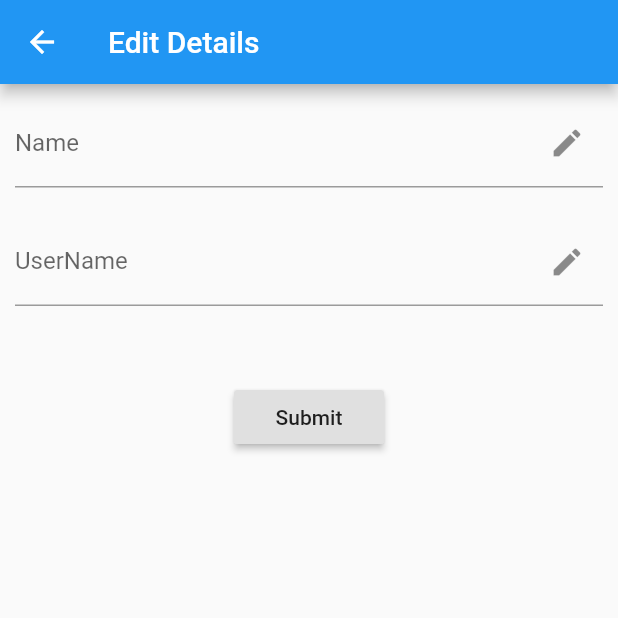
After one commit to AdiKK17/food_app, a Flutter app: the ProfilePage screen opened directly, after a tap on the "edit" icon, on a phone screen of 412 x 824 dp, the top half of it. The commit adds this screen. Run offline on Flutter 3.47's test engine with Material 2 defaults, Android fonts, the phone set to English and light mode, and no system bars; our stand-ins replace fluttertoast, shared_preferences, sqflite; missing offline and left inert: flutter_webview_plugin; accounts and stored records are empty.

Commit message:
now the user can see other users email and name but not interacte with them yet

```diff
--- /dev/null
+++ b/lib/models/shopping_list_item.dart
@@ -0,0 +1,7 @@
+import 'package:flutter/material.dart';
+
+class ShoppingListItem{
+  final String id;
+  final String description;
+  ShoppingListItem({@required this.id,@required this.description});
+}
--- /dev/null
+++ b/lib/models/user_data.dart
@@ -0,0 +1,10 @@
+import 'package:flutter/material.dart';
+
+class UserDetails{
+  final String name;
+  final String username;
+  final String email;
+
+  UserDetails({@required this.name,@required this.username,@required this.email});
+
+}
--- a/lib/pages/auth_page.dart
+++ b/lib/pages/auth_page.dart
@@ -24,6 +24,8 @@
     final Map<String, dynamic> _formData = {
       "email": null,
       "password": null,
+      "username":null,
+      "name":null,
     };
 
     DecorationImage _buildBackGroundImage() {
@@ -79,6 +81,37 @@
       );
     }
 
+
+    Widget _buildNameTextField() {
+      return TextFormField(
+        decoration: InputDecoration(
+            labelText: 'Name', filled: true, fillColor: Colors.white),
+        validator: (String value) {
+          if (value.isEmpty) {
+            return 'Enter a Name please';
+          }
+        },
+        onSaved: (String value){
+          _formData["name"] = value;
+        },
+      );
+    }
+
+    Widget _buildUserNameTextField() {
+      return TextFormField(
+        decoration: InputDecoration(
+            labelText: 'UserName', filled: true, fillColor: Colors.white),
+        validator: (String value) {
+          if (value.isEmpty) {
+            return 'Enter a UserName please';
+          }
+        },
+        onSaved: (String value) {_formData["username"] = value;},
+      );
+    }
+
+
+
     Widget _buildSubmitButton() {
       return RaisedButton(
           color: Colors.black87,
@@ -124,7 +157,7 @@
               .login(_formData["email"], _formData["password"]);
         } else {
           await Provider.of<Auth>(context, listen: false)
-              .signUp(_formData["email"], _formData["password"]);
+              .signUp(_formData["name"],_formData["username"],_formData["email"], _formData["password"],);
         }
 
   //      Navigator.of(context).pushReplacement(
@@ -189,6 +222,24 @@
                   SizedBox(
                     height: 70,
                   ),
+                  _authMode == AuthMode.SignUp
+                      ? Container(
+                    child: _buildNameTextField(),
+                    width: deviceWidth * 0.85,
+                  )
+                      : Container(),
+                  SizedBox(
+                    height: 15,
+                  ),
+                  _authMode == AuthMode.SignUp
+                      ? Container(
+                    child: _buildUserNameTextField(),
+                    width: deviceWidth * 0.85,
+                  )
+                      : Container(),
+                  SizedBox(
+                    height: 15,
+                  ),
                   Container(
                     child: _buildEmailTextField(),
                     width: deviceWidth * 0.85,
--- /dev/null
+++ b/lib/pages/user_interaction/edit_user_details.dart
@@ -0,0 +1,107 @@
+import 'package:flutter/material.dart';
+
+class EditUserDetailsPage extends StatefulWidget {
+
+  @override
+  State<StatefulWidget> createState() {
+    // TODO: implement createState
+    return _EditUserDetailsPage();
+  }
+
+}
+
+class _EditUserDetailsPage extends State<EditUserDetailsPage>{
+  final GlobalKey<FormState> _formKey = GlobalKey<FormState>();
+
+  String _name;
+  String _username;
+
+  Widget _buildNameTextField() {
+    return TextFormField(
+      decoration: InputDecoration(
+        labelText: "Name",
+        suffixIcon: Icon(
+          Icons.edit,
+        ),
+      ),
+      onSaved: (String value) {
+        _name = value;
+      },
+    );
+  }
+
+  Widget _buildUserNameTextField() {
+    return TextFormField(
+//      initialValue: "hoax",
+      decoration: InputDecoration(
+        labelText: "UserName",
+        suffixIcon: Icon(
+          Icons.edit,
+        ),
+      ),
+//      validator: (String value) {
+//        if (value.isEmpty) {
+//          return "Please enter the name";
+//        }
+//      },
+      onSaved: (String value) {
+        _username = value;
+      },
+    );
+  }
+
+
+  void _submitForm() {
+//    if (!_formKey.currentState.validate() && _formData["account"] == null) {
+//      return;
+//    }
+    _formKey.currentState.save();
+
+
+    Navigator.pop(context);
+
+//    Fluttertoast.showToast(
+//        msg: "Expense Added",
+//        toastLength: Toast.LENGTH_SHORT,
+//        gravity: ToastGravity.BOTTOM,
+//        timeInSecForIos: 1,
+//        backgroundColor: Colors.grey,
+//        textColor: Colors.black,
+//        fontSize: 16.0
+//    );
+
+  }
+
+
+  @override
+  Widget build(BuildContext context) {
+    // TODO: implement build
+    return Scaffold(
+      appBar: AppBar(
+        title: Text("Edit Details"),
+      ),
+      body: Container(
+        child: Form(
+          key: _formKey,
+          child: Container(
+            margin: EdgeInsets.all(10),
+            child: SingleChildScrollView(
+              child: Column(
+                children: <Widget>[
+                  _buildNameTextField(),
+                  SizedBox(
+                    height: 20,
+                  ),
+                  _buildUserNameTextField(),
+                  SizedBox(height: 50,),
+                  Container(width: 100,child:
+                  RaisedButton(child: Text("Submit"),onPressed: () => _submitForm,),),
+                ],
+              ),
+            ),
+          ),
+        ),
+      ),
+    );
+  }
+}
--- /dev/null
+++ b/lib/pages/user_interaction/profile_page.dart
@@ -0,0 +1,119 @@
+import 'package:flutter/material.dart';
+
+import 'package:provider/provider.dart';
+
+import './edit_user_details.dart';
+import '../../providers/auth.dart';
+
+class ProfilePage extends StatelessWidget {
+  @override
+  Widget build(BuildContext context) {
+    // TODO: implement build
+    return Scaffold(
+      appBar: AppBar(
+        title: Text("Profile"),
+        actions: <Widget>[
+          IconButton(
+            icon: Icon(Icons.edit),
+            onPressed: () => Navigator.of(context).push(
+              MaterialPageRoute(
+                builder: (context) => EditUserDetailsPage(),
+              ),
+            ),
+          ),
+        ],
+      ),
+      body: SingleChildScrollView(
+//        scrollDirection: Axis.vertical,
+        child: Column(
+          children: <Widget>[
+            Container(
+              height: 200,
+              color: Colors.blueGrey,
+              child: Center(
+                child: Container(
+                  height: 120,
+                  width: 120,
+                  color: Colors.white,
+                  child: Center(
+                    child: Container(
+                      height: 110,
+                      width: 110,
+                      color: Colors.red,
+                      child: Image.asset(
+                        "assets/default.png",
+                        fit: BoxFit.cover,
+                      ),
+                    ),
+                  ),
+                ),
+              ),
+            ),
+            Divider(),
+            Container(
+              height: 400,
+              child: Column(
+                children: <Widget>[
+                  Container(
+                    height: 100,
+                    child: Row(
+                      mainAxisAlignment: MainAxisAlignment.spaceAround,
+                      children: <Widget>[
+                        Text(
+                          "Name:",
+                          style: TextStyle(
+                              fontSize: 22, fontWeight: FontWeight.bold),
+                        ),
+                        Text(
+                          Provider.of<Auth>(context).userData["name"] == null ? "Loading.." : Provider.of<Auth>(context).userData["name"],
+                          style: TextStyle(
+                              fontSize: 25, fontStyle: FontStyle.italic),
+                        ),
+                      ],
+                    ),
+                  ),
+                  Container(
+                    height: 100,
+                    child: Row(
+                      mainAxisAlignment: MainAxisAlignment.spaceAround,
+                      children: <Widget>[
+                        Text(
+                          "UserName",
+                          style: TextStyle(
+                              fontSize: 22, fontWeight: FontWeight.bold),
+                        ),
+                        Text(
+                          Provider.of<Auth>(context).userData["username"] == null ? "Loading.." : Provider.of<Auth>(context).userData["username"],
+                          style: TextStyle(
+                              fontSize: 25, fontStyle: FontStyle.italic),
+                        ),
+                      ],
+                    ),
+                  ),
+                  Container(
+                    height: 100,
+                    child: Row(
+                      mainAxisAlignment: MainAxisAlignment.spaceAround,
+                      children: <Widget>[
+                        Text(
+                          "E-mail:",
+                          style: TextStyle(
+                              fontSize: 22, fontWeight: FontWeight.bold),
+                        ),
+                        Text(
+                          Provider.of<Auth>(context).userData["email"] == null ? "Loading.." : Provider.of<Auth>(context).userData["email"],
+                          style: TextStyle(
+                              fontSize: 25, fontStyle: FontStyle.italic),
+                        ),
+                      ],
+                    ),
+                  ),
+                ],
+              ),
+            ),
+          ],
+        ),
+      ),
+    );
+  }
+}
--- a/lib/providers/auth.dart
+++ b/lib/providers/auth.dart
@@ -7,6 +7,7 @@ import 'package:http/http.dart' as http;
 import 'package:shared_preferences/shared_preferences.dart';
 
 import '../http_exception.dart';
+import '../models/user_data.dart';
 
 class Auth with ChangeNotifier {
   String _token;
@@ -14,11 +15,36 @@ class Auth with ChangeNotifier {
   String _userId;
   Timer _authTimer;
 
+  String _userEmail;
+
+  List<String> _userIdList = []; //containes UID from firebase of all users
+  List<UserDetails> _usersDataDetails = [];
+
+  Map<String, dynamic> _userData = {
+    "name": null,
+    "username": null,
+    "email": null,
+  };
+
+  //getters
+
+  List<UserDetails> get usersDataDetails {
+    return List.from(_usersDataDetails);
+  }
+
+  Map<String, dynamic> get userData {
+    return _userData;
+  }
+
   bool get isAuthenticated {
     return token != null;
   }
 
-  String get userId{
+  String get userEmail {
+    return _userEmail;
+  }
+
+  String get userId {
     return _userId;
   }
 
@@ -31,7 +57,80 @@ class Auth with ChangeNotifier {
     return null;
   }
 
-  Future<void> signUp(String email, String password) async {
+  //end of getters//
+
+
+
+  //userInteraction segment
+
+  Future<void> setUpUserData(
+      String name, String username, String email, String firebaseId) async {
+    final url =
+        "https://recipedia-58d9b.firebaseio.com/userData/$firebaseId.json";
+    await http.post(
+      url,
+      body: json.encode(
+        {"name": name, "userName": username, "email": email},
+      ),
+    );
+  }
+
+  Future<void> fetchUserDetails() async {
+    final url = "https://recipedia-58d9b.firebaseio.com/userData/$_userId.json";
+
+    final response = await http.get(url);
+    final responseData = json.decode(response.body) as Map<String, dynamic>;
+
+    responseData.forEach((fireId, userData) {
+      _userData["name"] = userData["name"];
+      _userData["username"] = userData["userName"];
+      _userData["email"] = userData["email"];
+    });
+    notifyListeners();
+  }
+
+  Future<void> fetchAllUserDataIds() async {
+    final url = "https://recipedia-58d9b.firebaseio.com/userData.json";
+    final response = await http.get(url);
+    final responseData = json.decode(response.body) as Map<String, dynamic>;
+    responseData.forEach(
+      (key, value) {
+        _userIdList.add(key);
+      },
+    );
+    notifyListeners();
+  }
+
+  Future<void> fetchAllUsersData() async {
+    await fetchAllUserDataIds();
+    final List<UserDetails> usersDatasDetails = [];
+    _userIdList.forEach((id) async {
+      final url = "https://recipedia-58d9b.firebaseio.com/userData/$id.json";
+      final response = await http.get(url);
+      final responseData = json.decode(response.body) as Map<String, dynamic>;
+
+      responseData.forEach((key, value) {
+        usersDatasDetails.add(UserDetails(
+            name: value["name"],
+            username: value["userName"],
+            email: value["email"]));
+
+        print(key);
+        print(value["name"]);
+        print(value["userName"]);
+        print(value["email"]);
+
+      });
+    });
+    _usersDataDetails = usersDatasDetails;
+    notifyListeners();
+  }
+
+  //SEGMENT ENDED//
+
+
+  Future<void> signUp(
+      String name, String username, String email, String password) async {
     const url =
         "https://identitytoolkit.googleapis.com/v1/accounts:signUp?key=AIzaSyAmJvi2hhrGVIV4mtj87XlVYqfAAjYP6V4";
     try {
@@ -42,7 +141,6 @@ class Auth with ChangeNotifier {
         ),
       );
 
-
       final responseData = json.decode(response.body);
 
       if (responseData['error'] != null) {
@@ -51,6 +149,9 @@ class Auth with ChangeNotifier {
 
       //      print(responseData["idToken"]);
       //      print(responseData["localId"]);                                                   //local id is the id given by the firebase to a user
+
+      _userEmail = responseData["email"];
+      setUpUserData(name, username, email, responseData["localId"]);
 
       _token = responseData["idToken"];
       _userId = responseData["localId"];
@@ -64,16 +165,19 @@ class Auth with ChangeNotifier {
       _autoLogout();
       notifyListeners();
 
+      fetchUserDetails();
+      fetchAllUsersData();
+
       final prefs = await SharedPreferences.getInstance();
       final userAuthData = json.encode(
         {
+          "email": _userEmail,
           "token": _token,
           "userId": _userId,
           "expiryDate": _expiryDate.toIso8601String(),
         },
       );
       prefs.setString("userAuthData", userAuthData);
-
     } catch (error) {
       throw error;
     }
@@ -96,6 +200,8 @@ class Auth with ChangeNotifier {
         throw HttpException(responseData["error"]["message"]);
       }
 
+      _userEmail = responseData["email"];
+
       _token = responseData["idToken"];
       _userId = responseData["localId"];
       _expiryDate = DateTime.now().add(
@@ -108,45 +214,49 @@ class Auth with ChangeNotifier {
       _autoLogout();
       notifyListeners();
 
+      fetchUserDetails();
+      fetchAllUsersData();
+
       final prefs = await SharedPreferences.getInstance();
       final userAuthData = json.encode(
         {
+          "email": _userEmail,
           "token": _token,
           "userId": _userId,
           "expiryDate": _expiryDate.toIso8601String(),
         },
       );
       prefs.setString("userAuthData", userAuthData);
-
     } catch (error) {
       throw error;
     }
   }
 
-
   Future<bool> autoLogin() async {
     final prefs = await SharedPreferences.getInstance();
-    if(!prefs.containsKey("userAuthData")){
+    if (!prefs.containsKey("userAuthData")) {
       return false;
     }
 
-    final extractedUserAuthData =  json.decode(prefs.getString("userAuthData")) as Map<String,Object>;
+    final extractedUserAuthData =
+        json.decode(prefs.getString("userAuthData")) as Map<String, Object>;
     final expiryDate = DateTime.parse(extractedUserAuthData["expiryDate"]);
 
-    if(expiryDate.isBefore(DateTime.now())){
+    if (expiryDate.isBefore(DateTime.now())) {
       return false;
     }
 
+    _userEmail = extractedUserAuthData["email"];
     _token = extractedUserAuthData["token"];
     _userId = extractedUserAuthData["userId"];
     _expiryDate = expiryDate;
 
     notifyListeners();
     _autoLogout();
+    fetchUserDetails();
+    fetchAllUsersData();
     return true;
-
   }
-
 
   Future<void> logout() async {
     _expiryDate = null;
--- a/lib/providers/recipe.dart
+++ b/lib/providers/recipe.dart
@@ -30,7 +30,7 @@ class Recipe with ChangeNotifier {
 
   final int randomPageNo =  int.parse(Random().nextInt(3000).toString());
     final url =
-        "https://www.food2fork.com/api/search?key=02303a150e2e3c9f23e70a43dd6ef574&page=$randomPageNo";
+        "https://www.food2fork.com/api/search?key=f7d92b58ec2e350119d5c25b5c491d04&page=$randomPageNo";
 
     final response = await http.get(url);
     final responseData = json.decode(response.body);
--- a/pubspec.yaml
+++ b/pubspec.yaml
@@ -63,6 +63,7 @@ flutter:
      - assets/french.jpg
      - assets/drinks.jpg
      - assets/salad.jpg
+     - assets/default.png
   #  - images/a_dot_ham.jpeg
 
   # An image asset can refer to one or more resolution-specific "variants", see
```
Also changed, not shown: lib/pages/user_interaction/add_friends_page.dart (added, +63 -0 lines), lib/widgets/drawer.dart (+36 -4 lines), assets/default.png (added).
